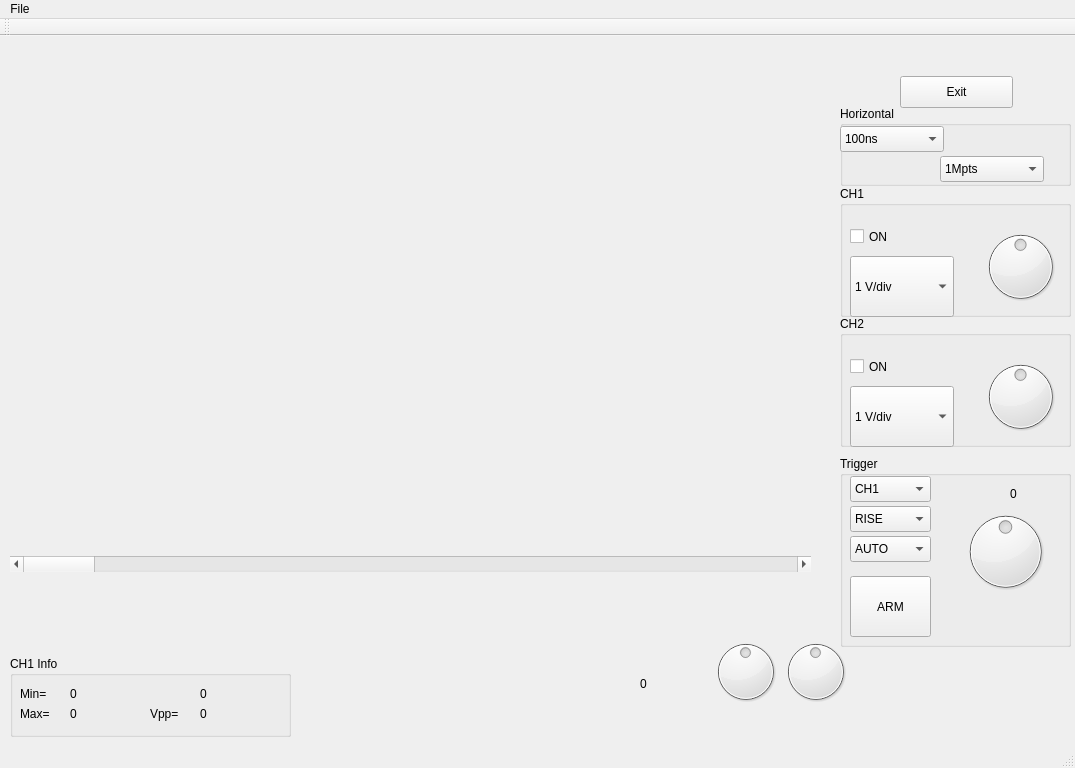
Qt form mainwindow.ui (gcarmix/Open6022-QT) before a commit.
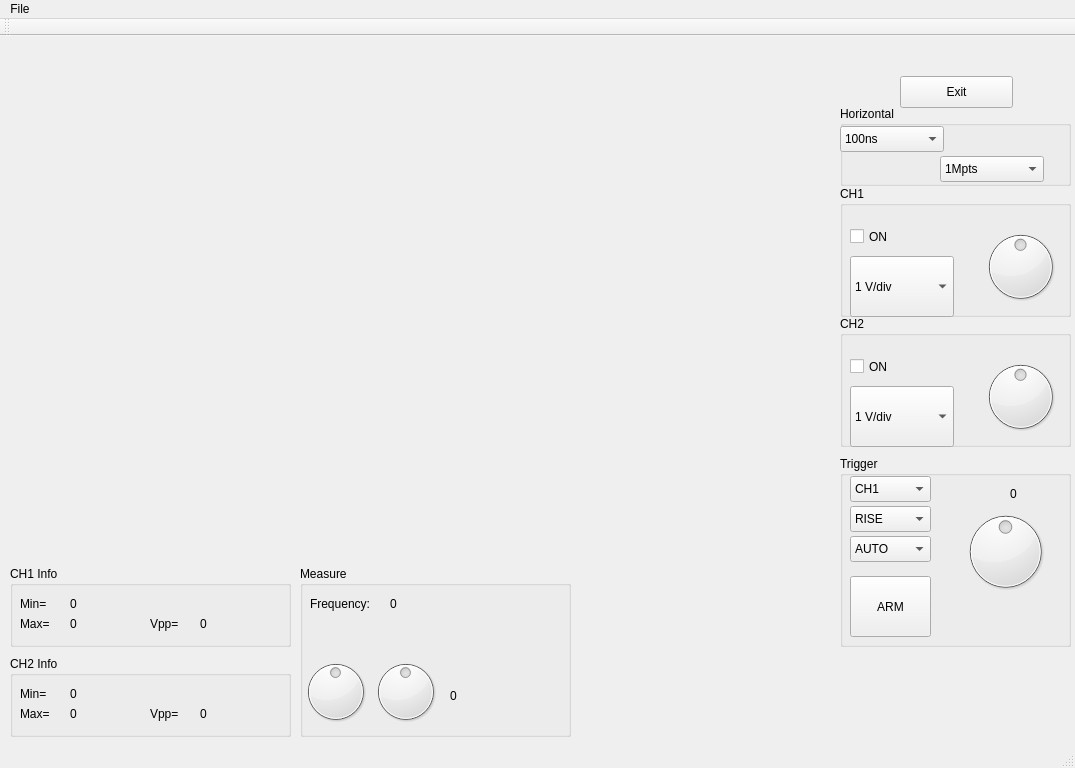
The same form after that commit. Custom widgets are drawn as their Qt base class.

What changed in the file:
```diff
--- a/mainwindow.ui
+++ b/mainwindow.ui
@@ -254,11 +254,11 @@
      </item>
     </widget>
    </widget>
-   <widget class="QGroupBox" name="groupBox_2">
+   <widget class="QGroupBox" name="groupBox_CH1Info">
     <property name="geometry">
      <rect>
       <x>10</x>
-      <y>620</y>
+      <y>530</y>
       <width>281</width>
       <height>81</height>
      </rect>
@@ -344,19 +344,6 @@
       <string>0</string>
      </property>
     </widget>
-    <widget class="QLabel" name="lblfreq">
-     <property name="geometry">
-      <rect>
-       <x>190</x>
-       <y>30</y>
-       <width>59</width>
-       <height>16</height>
-      </rect>
-     </property>
-     <property name="text">
-      <string>0</string>
-     </property>
-    </widget>
    </widget>
    <widget class="QGroupBox" name="groupBox_4">
     <property name="geometry">
@@ -490,94 +477,6 @@
      </item>
     </widget>
    </widget>
-   <widget class="QScrollBar" name="horizontalScrollBar">
-    <property name="geometry">
-     <rect>
-      <x>10</x>
-      <y>520</y>
-      <width>801</width>
-      <height>16</height>
-     </rect>
-    </property>
-    <property name="orientation">
-     <enum>Qt::Horizontal</enum>
-    </property>
-   </widget>
-   <widget class="QDial" name="dialCursorX1">
-    <property name="geometry">
-     <rect>
-      <x>710</x>
-      <y>600</y>
-      <width>71</width>
-      <height>71</height>
-     </rect>
-    </property>
-    <property name="minimum">
-     <number>0</number>
-    </property>
-    <property name="maximum">
-     <number>1000</number>
-    </property>
-    <property name="singleStep">
-     <number>1</number>
-    </property>
-    <property name="pageStep">
-     <number>1</number>
-    </property>
-    <property name="value">
-     <number>500</number>
-    </property>
-    <property name="invertedAppearance">
-     <bool>false</bool>
-    </property>
-    <property name="invertedControls">
-     <bool>false</bool>
-    </property>
-   </widget>
-   <widget class="QDial" name="dialCursorX2">
-    <property name="geometry">
-     <rect>
-      <x>780</x>
-      <y>600</y>
-      <width>71</width>
-      <height>71</height>
-     </rect>
-    </property>
-    <property name="minimum">
-     <number>0</number>
-    </property>
-    <property name="maximum">
-     <number>1000</number>
-    </property>
-    <property name="singleStep">
-     <number>1</number>
-    </property>
-    <property name="pageStep">
-     <number>1</number>
-    </property>
-    <property name="value">
-     <number>500</number>
-    </property>
-    <property name="invertedAppearance">
-     <bool>false</bool>
-    </property>
-    <property name="invertedControls">
-     <bool>false</bool>
-    </property>
-   </widget>
-   <widget class="QLabel" name="labelCurX12">
-    <property name="geometry">
-     <rect>
-      <x>640</x>
-      <y>640</y>
-      <width>59</width>
-      <height>16</height>
-     </rect>
-    </property>
-    <property name="text">
-     <string>0</string>
-    </property>
-   </widget>
    <widget class="QGroupBox" name="groupBox_5">
     <property name="geometry">
      <rect>
@@ -670,6 +569,211 @@
      </property>
     </widget>
    </widget>
+   <widget class="QGroupBox" name="groupBox_CH2Info">
+    <property name="geometry">
+     <rect>
+      <x>10</x>
+      <y>620</y>
+      <width>281</width>
+      <height>81</height>
+     </rect>
+    </property>
+    <property name="title">
+     <string>CH2 Info</string>
+    </property>
+    <widget class="QLabel" name="lblmin_2">
+     <property name="geometry">
+      <rect>
+       <x>10</x>
+       <y>30</y>
+       <width>41</width>
+       <height>16</height>
+      </rect>
+     </property>
+     <property name="text">
+      <string>Min= </string>
+     </property>
+    </widget>
+    <widget class="QLabel" name="lblmax_2">
+     <property name="geometry">
+      <rect>
+       <x>10</x>
+       <y>50</y>
+       <width>41</width>
+       <height>16</height>
+      </rect>
+     </property>
+     <property name="text">
+      <string>Max= </string>
+     </property>
+    </widget>
+    <widget class="QLabel" name="lblVpp_2">
+     <property name="geometry">
+      <rect>
+       <x>140</x>
+       <y>50</y>
+       <width>41</width>
+       <height>16</height>
+      </rect>
+     </property>
+     <property name="text">
+      <string>Vpp=</string>
+     </property>
+    </widget>
+    <widget class="QLabel" name="lblminVal_2">
+     <property name="geometry">
+      <rect>
+       <x>60</x>
+       <y>30</y>
+       <width>51</width>
+       <height>16</height>
+      </rect>
+     </property>
+     <property name="text">
+      <string>0</string>
+     </property>
+    </widget>
+    <widget class="QLabel" name="lblMaxVal_2">
+     <property name="geometry">
+      <rect>
+       <x>60</x>
+       <y>50</y>
+       <width>51</width>
+       <height>16</height>
+      </rect>
+     </property>
+     <property name="text">
+      <string>0</string>
+     </property>
+    </widget>
+    <widget class="QLabel" name="lblVppVal_2">
+     <property name="geometry">
+      <rect>
+       <x>190</x>
+       <y>50</y>
+       <width>51</width>
+       <height>16</height>
+      </rect>
+     </property>
+     <property name="text">
+      <string>0</string>
+     </property>
+    </widget>
+   </widget>
+   <widget class="QGroupBox" name="groupBox_2">
+    <property name="geometry">
+     <rect>
+      <x>300</x>
+      <y>530</y>
+      <width>271</width>
+      <height>171</height>
+     </rect>
+    </property>
+    <property name="title">
+     <string>Measure</string>
+    </property>
+    <widget class="QLabel" name="lblfreq">
+     <property name="geometry">
+      <rect>
+       <x>90</x>
+       <y>30</y>
+       <width>59</width>
+       <height>16</height>
+      </rect>
+     </property>
+     <property name="text">
+      <string>0</string>
+     </property>
+    </widget>
+    <widget class="QLabel" name="labelCurX12">
+     <property name="geometry">
+      <rect>
+       <x>150</x>
+       <y>120</y>
+       <width>61</width>
+       <height>20</height>
+      </rect>
+     </property>
+     <property name="text">
+      <string>0</string>
+     </property>
+    </widget>
+    <widget class="QDial" name="dialCursorX1">
+     <property name="geometry">
+      <rect>
+       <x>0</x>
+       <y>90</y>
+       <width>71</width>
+       <height>71</height>
+      </rect>
+     </property>
+     <property name="minimum">
+      <number>0</number>
+     </property>
+     <property name="maximum">
+      <number>1000</number>
+     </property>
+     <property name="singleStep">
+      <number>1</number>
+     </property>
+     <property name="pageStep">
+      <number>1</number>
+     </property>
+     <property name="value">
+      <number>500</number>
+     </property>
+     <property name="invertedAppearance">
+      <bool>false</bool>
+     </property>
+     <property name="invertedControls">
+      <bool>false</bool>
+     </property>
+    </widget>
+    <widget class="QDial" name="dialCursorX2">
+     <property name="geometry">
+      <rect>
+       <x>70</x>
+       <y>90</y>
+       <width>71</width>
+       <height>71</height>
+      </rect>
+     </property>
+     <property name="minimum">
+      <number>0</number>
+     </property>
+     <property name="maximum">
+      <number>1000</number>
+     </property>
+     <property name="singleStep">
+      <number>1</number>
+     </property>
+     <property name="pageStep">
+      <number>1</number>
+     </property>
+     <property name="value">
+      <number>500</number>
+     </property>
+     <property name="invertedAppearance">
+      <bool>false</bool>
+     </property>
+     <property name="invertedControls">
+      <bool>false</bool>
+     </property>
+    </widget>
+    <widget class="QLabel" name="label">
+     <property name="geometry">
+      <rect>
+       <x>10</x>
+       <y>30</y>
+       <width>71</width>
+       <height>16</height>
+      </rect>
+     </property>
+     <property name="text">
+      <string>Frequency:</string>
+     </property>
+    </widget>
+   </widget>
   </widget>
   <widget class="QMenuBar" name="menuBar">
    <property name="geometry">
```
Left out of the diff: 47 changed lines with no effect on the pictures.
